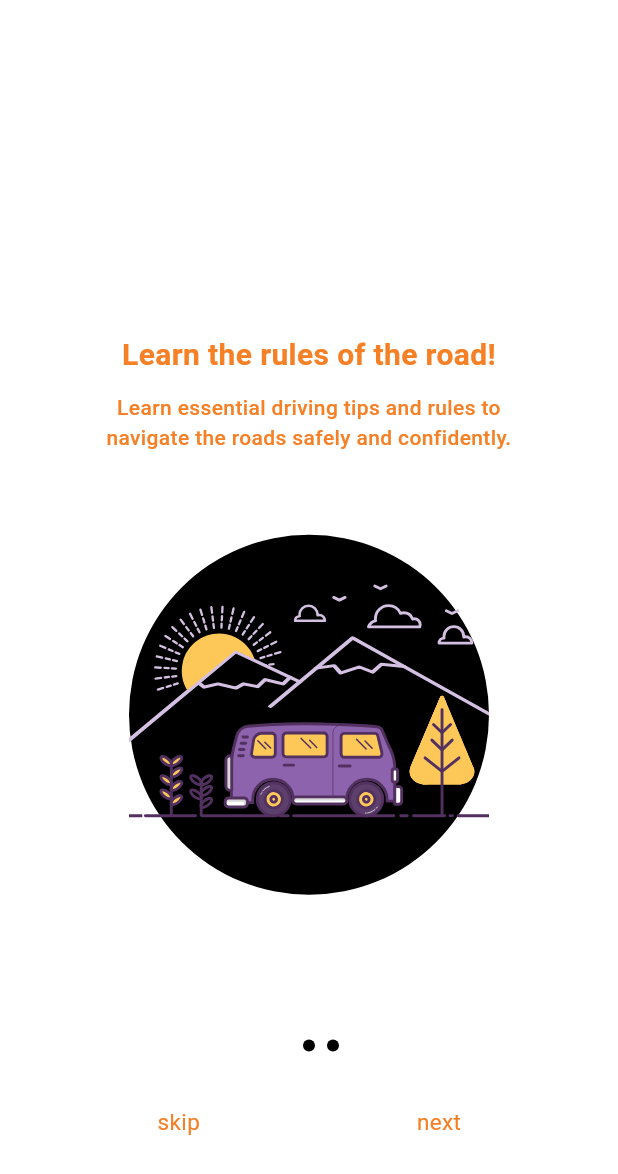
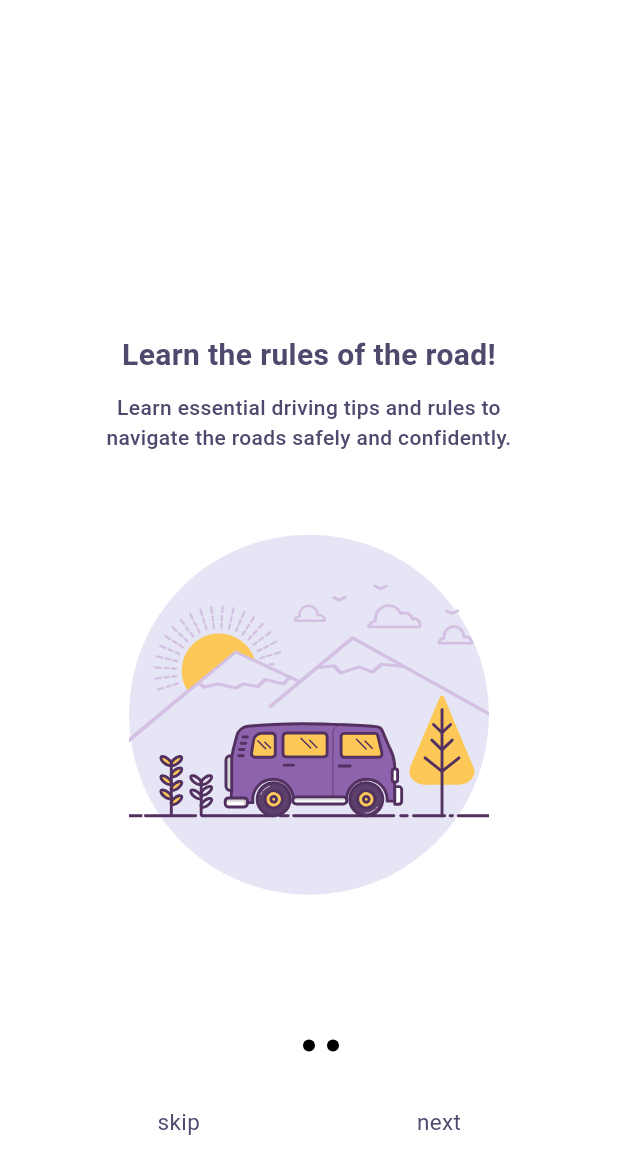
Before and after one commit to NaserAlomosh/jo_driving_license, a Flutter app: the screen it shows after launch, on a phone screen of 412 x 824 dp. Shown: the top 1174 px of the screen. Run offline on Flutter 3.47's test engine with Material 3 defaults, Android fonts, the phone set to English and light mode, and no system bars; drawn by our look-alikes of smooth_page_indicator; our stand-ins replace awesome_bottom_bar, cached_network_image, cloud_firestore, easy_localization, firebase_auth, firebase_core and 6 more; missing offline and left inert: encrypt; accounts and stored records are empty; Roboto replaces fonts that are missing (SF Pro Display).

Commit message:
edit theme

```diff
--- a/lib/core/constants/theme_data.dart
+++ b/lib/core/constants/theme_data.dart
@@ -1,40 +1,24 @@
 import 'package:flutter/material.dart';
 
-//!  colorBorder   =   outLine
-//!  colorPrimary   =   primary
-//!  colorOnPrimary   =   oPrimary
-//!  colorFont   =    secondery
-//!  colorFont2   =   onSecondery
-//!  colorGreen   =   primaryContainer
-//!  colorRed   =     secondaryContainer
-//!  colorGrey   =    tertiaryContainer
-//
+//!  background   =    background
+//!  most used   =   primary
+//!  font   =    secondery
+//!  border   =   outLine
+
 // theme light mode
 ThemeData lightMode = ThemeData(
   brightness: Brightness.light,
   colorScheme: const ColorScheme.light(
-    // colorPrimary
-    // primary: Color.fromARGB(255, 22, 67, 82),
+    background: Color.fromARGB(255, 255, 255, 255),
+    onBackground: Color.fromARGB(255, 230, 229, 245),
     primary: Color(0xff7C73E6),
-    // colorOnPrimary
+    secondary: Color.fromARGB(255, 77, 74, 110),
     onPrimary: Color(0xFFFFFFFF),
-    // colorButtons and Icons
-    secondary: Color(0xffF58025),
-    // color Font
     onSecondary: Color.fromARGB(91, 255, 255, 255),
-    // background
-    background: Color.fromARGB(255, 255, 255, 255),
-    // background: Color.fromARGB(171, 3, 0, 54),
-    // colorGreen
     primaryContainer: Color(0xff01DC82),
-    // colorBorder
     outline: Color(0xffEBECF1),
-    // colorRed
     secondaryContainer: Color(0xfff43f5e),
-    // colorGrey
-    // tertiaryContainer:const Color(0xffEBECF1),
     tertiaryContainer: Color(0xFFDDDDDD),
-    // black color
     tertiary: Colors.black,
   ),
 );
```
